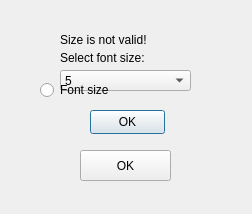
Before: the Qt Designer form src/editorsettings/editorsettings.ui in ilija-s/html-editor, drawn with Qt 5.
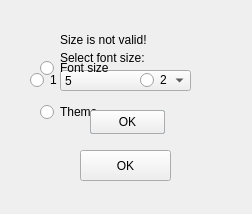
After: the same form once the commit is applied.

The edit to the form file:
```diff
--- a/src/editorsettings/editorsettings.ui
+++ b/src/editorsettings/editorsettings.ui
@@ -176,6 +176,13 @@
        </property>
       </widget>
      </item>
+     <item>
+      <widget class="QRadioButton" name="rbTheme">
+       <property name="text">
+        <string>Theme</string>
+       </property>
+      </widget>
+     </item>
     </layout>
    </widget>
    <widget class="QPushButton" name="pbOK">
@@ -192,6 +199,55 @@
     </property>
    </widget>
   </widget>
+  <widget class="QWidget" name="wTheme" native="true">
+   <property name="geometry">
+    <rect>
+     <x>20</x>
+     <y>50</y>
+     <width>219</width>
+     <height>91</height>
+    </rect>
+   </property>
+   <widget class="QRadioButton" name="rbFirst">
+    <property name="geometry">
+     <rect>
+      <x>10</x>
+      <y>20</y>
+      <width>89</width>
+      <height>20</height>
+     </rect>
+    </property>
+    <property name="text">
+     <string>1</string>
+    </property>
+   </widget>
+   <widget class="QRadioButton" name="rbSecond">
+    <property name="geometry">
+     <rect>
+      <x>120</x>
+      <y>20</y>
+      <width>89</width>
+      <height>20</height>
+     </rect>
+    </property>
+    <property name="text">
+     <string>2</string>
+    </property>
+   </widget>
+   <widget class="QPushButton" name="pbOKTheme">
+    <property name="geometry">
+     <rect>
+      <x>70</x>
+      <y>60</y>
+      <width>75</width>
+      <height>24</height>
+     </rect>
+    </property>
+    <property name="text">
+     <string>OK</string>
+    </property>
+   </widget>
+  </widget>
  </widget>
  <resources/>
  <connections/>
```
